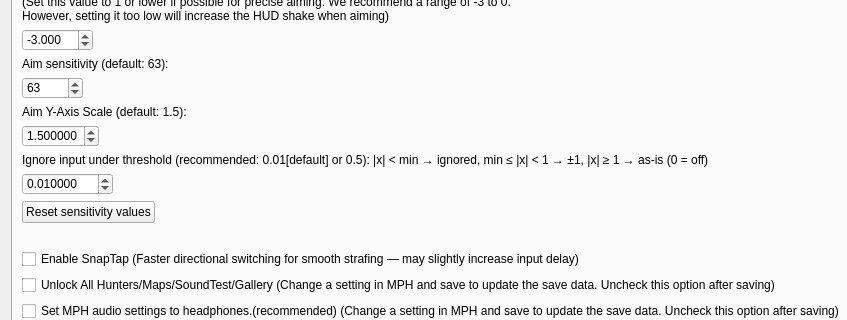
Before: the Qt Designer form src/frontend/qt_sdl/InputConfig/InputConfigDialog.ui in ag-advania/melonPrimeDS, drawn with Qt 5; both pictures show x 0 to 847 and y 85 to 405 of the 1135 by 652 pixel window.
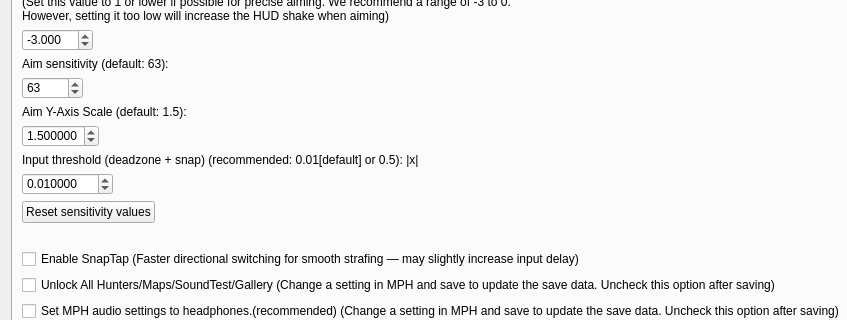
After: the same form once the commit is applied. The open tabs and pages were chosen to show the change.

Commit message: Improved move input latency

Patch:
```diff
--- a/src/frontend/qt_sdl/InputConfig/InputConfigDialog.ui
+++ b/src/frontend/qt_sdl/InputConfig/InputConfigDialog.ui
@@ -2402,7 +2402,7 @@
 					<!-- Label for aim sensitivity -->
 					<widget class="QLabel" name="metroidAimAdjustLabel">
 						<property name="text">
-							<string>Ignore input under threshold (recommended: 0.01[default] or 0.5): |x| &lt; min → ignored, min ≤ |x| &lt; 1 → ±1, |x| ≥ 1 → as-is (0 = off)</string>
+							<string>Input threshold (deadzone + snap) (recommended: 0.01[default] or 0.5): |x|&lt;a → 0, a ≤ |x|&lt;1 → ±1, |x|≥1 → as is (a=0: off = all values under 1 ignored, no snap)</string>
 						</property>
 					</widget>
 				</item>
```
The commit also changes 1 other file.
